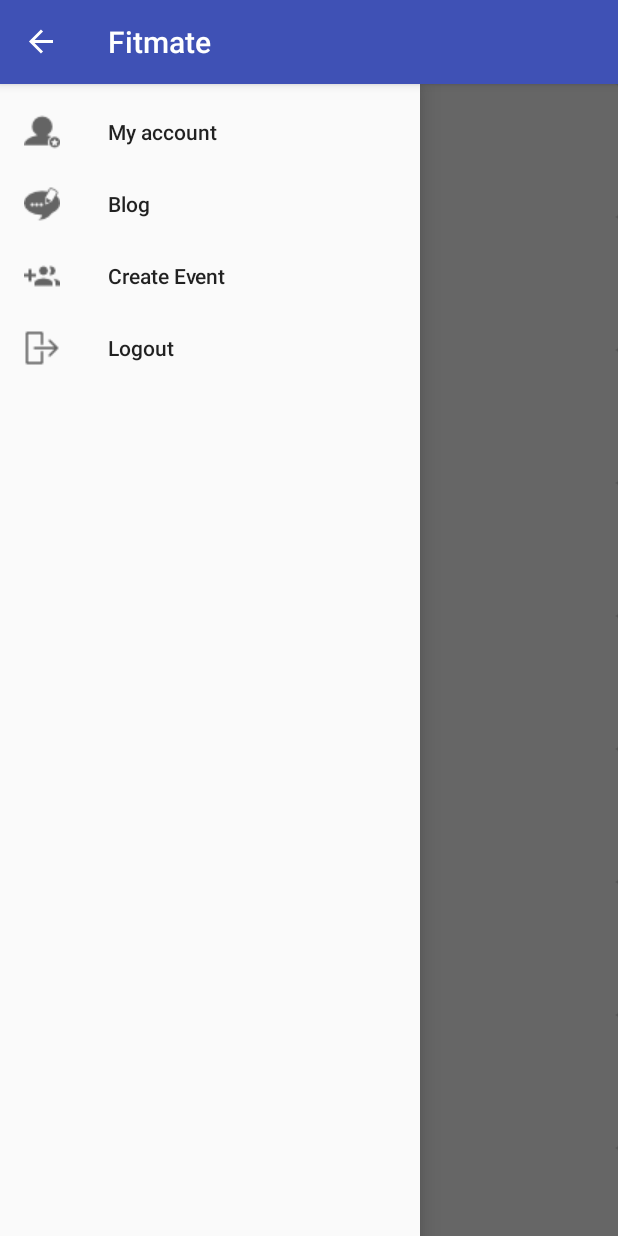
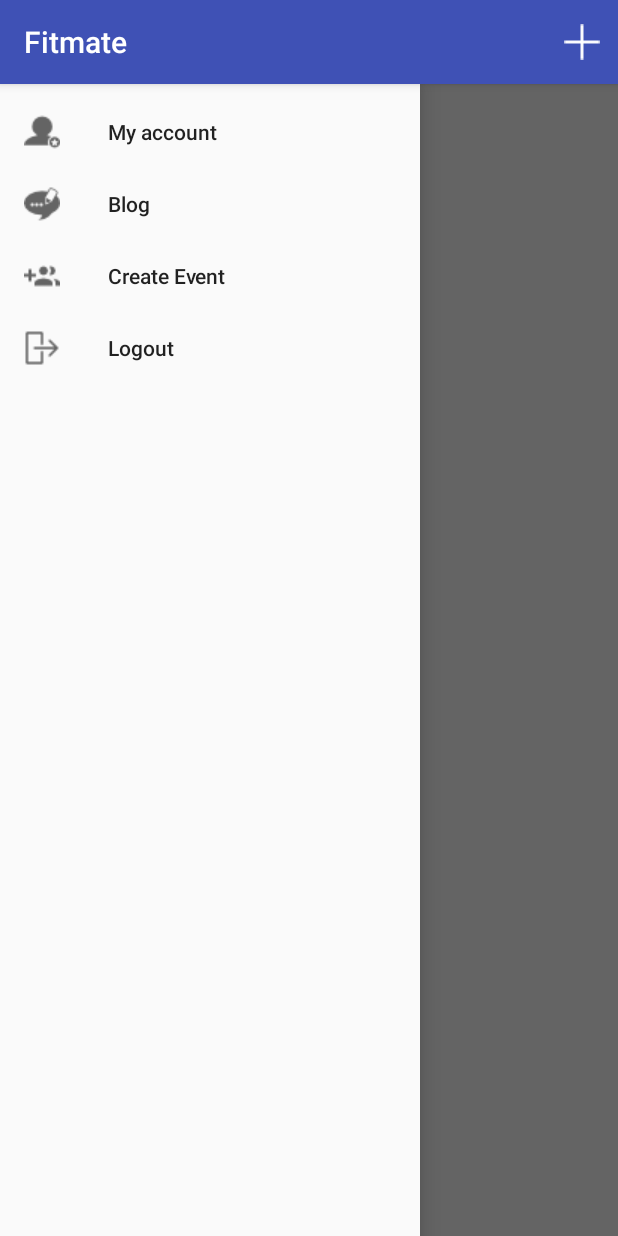
Before and after one commit to stvkre/FitMate, an Android app: the screen it shows after launch (MainActivity), in the side drawer, after a tap on "Blog", on a phone screen of 412 x 824 dp. Run offline under Robolectric (Android 15) with nearby library versions, the phone set to English and light mode, and no system bars.

```diff
--- a/app/build.gradle
+++ b/app/build.gradle
@@ -30,5 +30,9 @@ dependencies {
     compile 'com.android.support:cardview-v7:25.3.1'
     compile 'com.android.support:recyclerview-v7:25.3.1'
     compile 'com.google.firebase:firebase-database:11.0.2'
+    compile 'com.google.firebase:firebase-storage:11.0.2'
+    compile 'com.firebaseui:firebase-ui-database:2.0.1'
     testCompile 'junit:junit:4.12'
 }
+
+apply plugin: 'com.google.gms.google-services'
--- a/app/src/main/AndroidManifest.xml
+++ b/app/src/main/AndroidManifest.xml
@@ -9,9 +9,7 @@
         android:roundIcon="@mipmap/ic_launcher_round"
         android:supportsRtl="true"
         android:theme="@style/AppTheme">
-        <activity android:name=".DrawerActivity">
-
-        </activity>
+        <activity android:name=".DrawerActivity"></activity>
         <activity android:name=".MainActivity">
             <intent-filter>
                 <action android:name="android.intent.action.MAIN" />
@@ -19,6 +17,7 @@
                 <category android:name="android.intent.category.LAUNCHER" />
             </intent-filter>
         </activity>
+        <activity android:name=".CreateEvent"></activity>
     </application>
 
 </manifest>
--- /dev/null
+++ b/app/src/main/java/com/stashley/fitmate/CreateEvent.java
@@ -0,0 +1,13 @@
+package com.stashley.fitmate;
+
+import android.support.v7.app.AppCompatActivity;
+import android.os.Bundle;
+
+public class CreateEvent extends AppCompatActivity {
+
+    @Override
+    protected void onCreate(Bundle savedInstanceState) {
+        super.onCreate(savedInstanceState);
+        setContentView(R.layout.activity_create_event);
+    }
+}
--- a/app/src/main/java/com/stashley/fitmate/MainActivity.java
+++ b/app/src/main/java/com/stashley/fitmate/MainActivity.java
@@ -1,58 +1,75 @@
 package com.stashley.fitmate;
 
-import android.app.LauncherActivity;
+
+import android.content.Intent;
 import android.support.v4.widget.DrawerLayout;
 import android.support.v7.app.ActionBarDrawerToggle;
 import android.support.v7.app.AppCompatActivity;
 import android.os.Bundle;
 import android.support.v7.widget.LinearLayoutManager;
 import android.support.v7.widget.RecyclerView;
+import android.view.Menu;
 import android.view.MenuItem;
+
+
 
 import java.util.ArrayList;
 import java.util.List;
 
 public class MainActivity extends AppCompatActivity {
 
-    private RecyclerView recyclerView;
-    private RecyclerView.Adapter adapter;
     private DrawerLayout mDrawerLayout;
     private ActionBarDrawerToggle mToggle;
 
     private List<EventListItem> eventListItems;
+
     @Override
     protected void onCreate(Bundle savedInstanceState) {
         super.onCreate(savedInstanceState);
         setContentView(R.layout.activity_main);
-        mDrawerLayout = (DrawerLayout) findViewById(R.id.drawerLayout);
-        mToggle = new ActionBarDrawerToggle(this, mDrawerLayout, R.string.open, R.string.close);
 
-        mDrawerLayout.addDrawerListener(mToggle);
-        mToggle.syncState();
 
-        getSupportActionBar().setDisplayHomeAsUpEnabled(true);
-
-        recyclerView = (RecyclerView) findViewById(R.id.recyclerView);
-        recyclerView.setHasFixedSize(true);
-        recyclerView.setLayoutManager(new LinearLayoutManager(this));
-
-        eventListItems = new ArrayList<>();
-
-        for(int i = 0; i<=10; i++) {
-            EventListItem listItem = new EventListItem("fitmate" + i+1,"description");
-            eventListItems.add(listItem);
-        }
-
-        adapter = new EventListAdapter(eventListItems, this);
-
-        recyclerView.setAdapter(adapter);
+//        mDrawerLayout = (DrawerLayout) findViewById(R.id.drawerLayout);
+//        mToggle = new ActionBarDrawerToggle(this, mDrawerLayout, R.string.open, R.string.close);
+//
+//        mDrawerLayout.addDrawerListener(mToggle);
+//        mToggle.syncState();
+//
+//        getSupportActionBar().setDisplayHomeAsUpEnabled(true);
+//
+//
+//        eventListItems = new ArrayList<>();
+//
+//        for(int i = 0; i<=10; i++) {
+//            EventListItem listItem = new EventListItem("fitmate" + i+1,"description");
+//            eventListItems.add(listItem);
+//        }
+//
+//
+//    }
+//
+//
+//    @Override
+//    public boolean onOptionsItemSelected(MenuItem item) {
+//        if (mToggle.onOptionsItemSelected(item)) {
+//            return true;
+//        }
+//        return super.onOptionsItemSelected(item);
+//    }
     }
 
+    @Override
+    public boolean onCreateOptionsMenu(Menu menu) {
+
+        getMenuInflater().inflate(R.menu.main_menu, menu);
+        return super.onCreateOptionsMenu(menu);
+    }
 
     @Override
     public boolean onOptionsItemSelected(MenuItem item) {
-        if (mToggle.onOptionsItemSelected(item)) {
-            return true;
+
+        if (item.getItemId() == R.id.action_add) {
+            startActivity(new Intent(MainActivity.this, CreateEvent.class));
         }
         return super.onOptionsItemSelected(item);
     }
--- /dev/null
+++ b/app/src/main/res/menu/main_menu.xml
@@ -0,0 +1,12 @@
+<?xml version="1.0" encoding="utf-8"?>
+<menu xmlns:android="http://schemas.android.com/apk/res/android"
+    xmlns:app="http://schemas.android.com/apk/res-auto">
+
+    <item android:id="@+id/action_add"
+        android:icon="@drawable/add"
+        android:title="Add Post"
+        app:showAsAction="always"/>
+
+
+
+</menu>
--- a/app/src/main/res/values/colors.xml
+++ b/app/src/main/res/values/colors.xml
@@ -3,4 +3,5 @@
     <color name="colorPrimary">#3F51B5</color>
     <color name="colorPrimaryDark">#303F9F</color>
     <color name="colorAccent">#FF4081</color>
+    <color name="colorSpotterBrown">#38040e</color>
 </resources>
--- a/app/src/main/res/values/styles.xml
+++ b/app/src/main/res/values/styles.xml
@@ -6,6 +6,7 @@
         <item name="colorPrimary">@color/colorPrimary</item>
         <item name="colorPrimaryDark">@color/colorPrimaryDark</item>
         <item name="colorAccent">@color/colorAccent</item>
+        <item name="colorSpotterBrown">@color/colorSpotterBrown</item>
     </style>
 
 </resources>
--- a/build.gradle
+++ b/build.gradle
@@ -6,6 +6,7 @@ buildscript {
     }
     dependencies {
         classpath 'com.android.tools.build:gradle:2.3.3'
+        classpath 'com.google.gms:google-services:3.1.0'
 
         // NOTE: Do not place your application dependencies here; they belong
         // in the individual module build.gradle files
```
Also changed, not shown: app/src/main/res/layout/activity_create_event.xml (added, +43 -0 lines), app/src/main/res/drawable/add.png (added), app/src/main/res/drawable/image.png (added), 1 other file.
